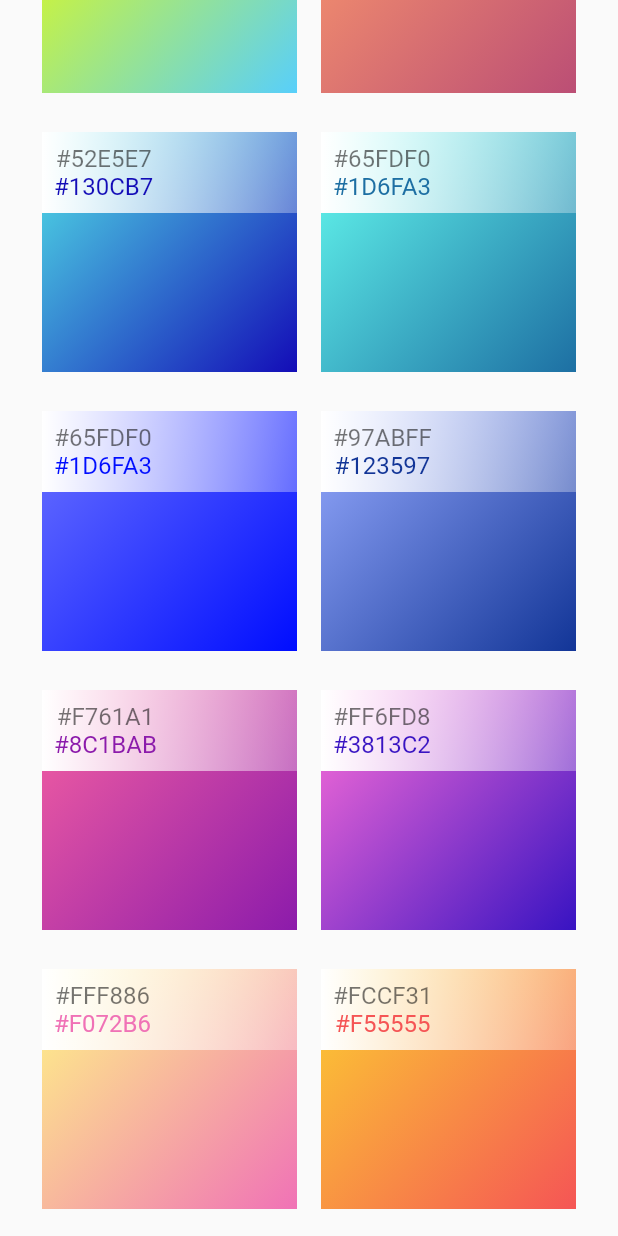
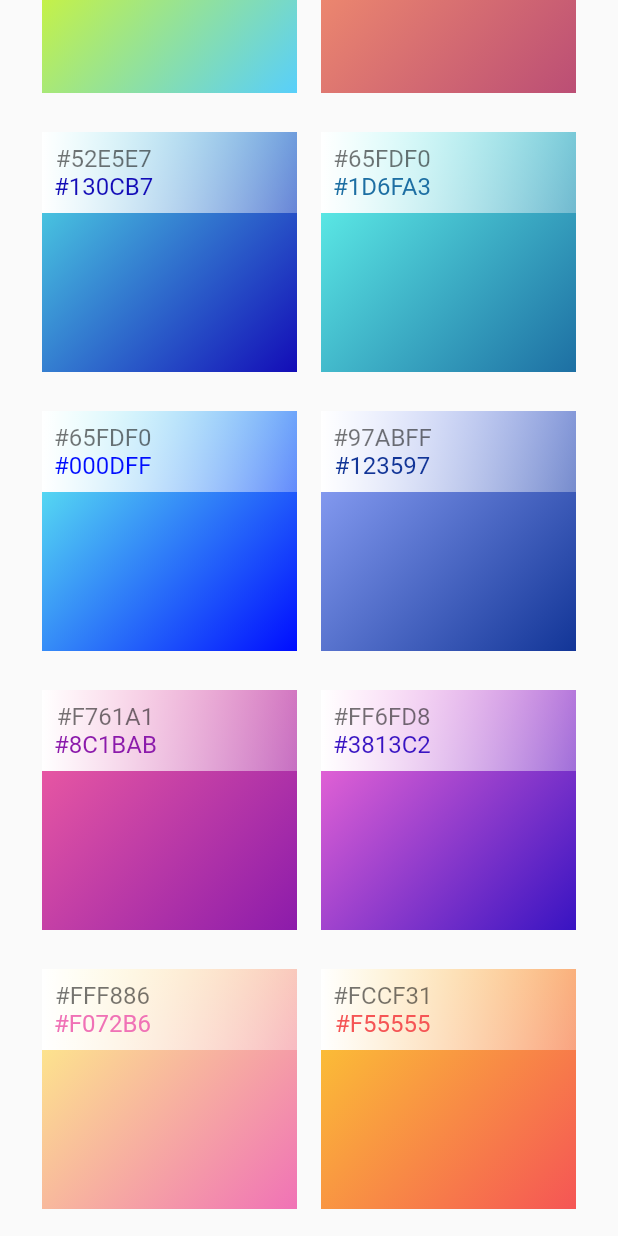
Before and after one commit to theindianappguy/gradientbazaar, a Flutter app: the screen it shows after launch, scrolled down 2304 dp, on a phone screen of 412 x 824 dp. Run offline on Flutter 3.47's test engine with Material 2 defaults, Android fonts, the phone set to English and light mode, and no system bars; missing offline and left inert: dart:html.

Commit message:
Updated Bazaar

```diff
--- a/lib/data/gradients_data.dart
+++ b/lib/data/gradients_data.dart
@@ -7,445 +7,347 @@ List<GradientModel> getGradients(){
   GradientModel gradientModel = new GradientModel();
 
   //1
-  gradientModel.setTopColor(color: Color(0xffFDEB71));
-  gradientModel.setBottomColor(color: Color(0xffF8D800));
-  gradientModel.setTopColorCode(colorCode: "#FDEB71");
-  gradientModel.setBottomColorCode(colorCode: "#F8D800");
+  gradientModel.setTopColorAndCode(colorCode: "#FDEB71");
+  gradientModel.setBottomColorAndCode(colorCode: "#F8D800");
   gradients.add(gradientModel);
 
   gradientModel = new GradientModel();
 
   //2
-  gradientModel.setTopColor(color: Color(0xffABDCFF));
-  gradientModel.setBottomColor(color: Color(0xff0396FF));
-  gradientModel.setTopColorCode(colorCode: "#ABDCFF");
-  gradientModel.setBottomColorCode(colorCode: "#0396FF");
+  gradientModel.setTopColorAndCode(colorCode: "#ABDCFF");
+  gradientModel.setBottomColorAndCode(colorCode: "#0396FF");
   gradients.add(gradientModel);
 
   gradientModel = new GradientModel();
 
   //3
-  gradientModel.setTopColor(color: Color(0xffFEB692));
-  gradientModel.setBottomColor(color: Color(0xffEA5455));
-  gradientModel.setTopColorCode(colorCode: "#FEB692");
-  gradientModel.setBottomColorCode(colorCode: "#EA5455");
+  gradientModel.setTopColorAndCode(colorCode: "#FEB692");
+  gradientModel.setBottomColorAndCode(colorCode: "#EA5455");
   gradients.add(gradientModel);
 
   gradientModel = new GradientModel();
 
   //4
-  gradientModel.setTopColor(color: Color(0xffCE9FFC));
-  gradientModel.setBottomColor(color: Color(0xff7367F0));
-  gradientModel.setTopColorCode(colorCode: "#CE9FFC");
-  gradientModel.setBottomColorCode(colorCode: "#7367F0");
+  gradientModel.setTopColorAndCode(colorCode: "#CE9FFC");
+  gradientModel.setBottomColorAndCode(colorCode: "#7367F0");
   gradients.add(gradientModel);
 
   gradientModel = new GradientModel();
 
   //5
-  gradientModel.setTopColor(color: Color(0xff90F7EC));
-  gradientModel.setBottomColor(color: Color(0xff32CCBC));
-  gradientModel.setTopColorCode(colorCode: "#90F7EC");
-  gradientModel.setBottomColorCode(colorCode: "#32CCBC");
+  gradientModel.setTopColorAndCode(colorCode: "#90F7EC");
+  gradientModel.setBottomColorAndCode(colorCode: "#32CCBC");
   gradients.add(gradientModel);
 
   gradientModel = new GradientModel();
 
   //6
-  gradientModel.setTopColor(color: Color(0xffFFF6B7));
-  gradientModel.setBottomColor(color: Color(0xffF6416C));
-  gradientModel.setTopColorCode(colorCode: "#FFF6B7");
-  gradientModel.setBottomColorCode(colorCode: "#F6416C");
+  gradientModel.setTopColorAndCode(colorCode: "#FFF6B7");
+  gradientModel.setBottomColorAndCode(colorCode: "#F6416C");
   gradients.add(gradientModel);
 
   gradientModel = new GradientModel();
 
   //7
-  gradientModel.setTopColor(color: Color(0xff81FBB8));
-  gradientModel.setBottomColor(color: Color(0xff28C76F));
-  gradientModel.setTopColorCode(colorCode: "#81FBB8");
-  gradientModel.setBottomColorCode(colorCode: "#28C76F");
+  gradientModel.setTopColorAndCode(colorCode: "#81FBB8");
+  gradientModel.setBottomColorAndCode(colorCode: "#28C76F");
   gradients.add(gradientModel);
 
   gradientModel = new GradientModel();
 
   //8
-  gradientModel.setTopColor(color: Color(0xffE2B0FF));
-  gradientModel.setBottomColor(color: Color(0xff9F44D3));
-  gradientModel.setTopColorCode(colorCode: "#E2B0FF");
-  gradientModel.setBottomColorCode(colorCode: "#9F44D3");
+  gradientModel.setTopColorAndCode(colorCode: "#E2B0FF");
+  gradientModel.setBottomColorAndCode(colorCode: "#9F44D3");
   gradients.add(gradientModel);
 
   gradientModel = new GradientModel();
 
   //9
-  gradientModel.setTopColor(color: Color(0xffFCCF31));
-  gradientModel.setBottomColor(color: Color(0xffF55555));
-  gradientModel.setTopColorCode(colorCode: "#FCCF31");
-  gradientModel.setBottomColorCode(colorCode: "#F55555");
+  gradientModel.setTopColorAndCode(colorCode: "#FCCF31");
+  gradientModel.setBottomColorAndCode(colorCode: "#F55555");
   gradients.add(gradientModel);
 
   gradientModel = new GradientModel();
 
   //10
-  gradientModel.setTopColor(color: Color(0xffF761A1));
-  gradientModel.setBottomColor(color: Color(0xff8C1BAB));
-  gradientModel.setTopColorCode(colorCode: "#F761A1");
-  gradientModel.setBottomColorCode(colorCode: "#8C1BAB");
+  gradientModel.setTopColorAndCode(colorCode: "#F761A1");
+  gradientModel.setBottomColorAndCode(colorCode: "#8C1BAB");
   gradients.add(gradientModel);
 
   gradientModel = new GradientModel();
 
   //11
-  gradientModel.setTopColor(color: Color(0xffFCCF31));
-  gradientModel.setBottomColor(color: Color(0xffF55555));
-  gradientModel.setTopColorCode(colorCode: "#FCCF31");
-  gradientModel.setBottomColorCode(colorCode: "#F55555");
+  gradientModel.setTopColorAndCode(colorCode: "#FCCF31");
+  gradientModel.setBottomColorAndCode(colorCode: "#F55555");
   gradients.add(gradientModel);
 
   gradientModel = new GradientModel();
 
   //12
-  gradientModel.setTopColor(color: Color(0xffF761A1));
-  gradientModel.setBottomColor(color: Color(0xff8C1BAB));
-  gradientModel.setTopColorCode(colorCode: "#ABDCFF");
-  gradientModel.setBottomColorCode(colorCode: "#8C1BAB");
+  gradientModel.setTopColorAndCode(colorCode: "#F761A1");
+  gradientModel.setBottomColorAndCode(colorCode: "#8C1BAB");
   gradients.add(gradientModel);
 
   gradientModel = new GradientModel();
 
   //13
-  gradientModel.setTopColor(color: Color(0xff43CBFF));
-  gradientModel.setBottomColor(color: Color(0xff9708CC));
-  gradientModel.setTopColorCode(colorCode: "#43CBFF");
-  gradientModel.setBottomColorCode(colorCode: "#9708CC");
+  gradientModel.setTopColorAndCode(colorCode: "#43CBFF");
+  gradientModel.setBottomColorAndCode(colorCode: "#9708CC");
   gradients.add(gradientModel);
 
   gradientModel = new GradientModel();
 
   //14
-  gradientModel.setTopColor(color: Color(0xff5EFCE8));
-  gradientModel.setBottomColor(color: Color(0xff736EFE));
-  gradientModel.setTopColorCode(colorCode: "#5EFCE8");
-  gradientModel.setBottomColorCode(colorCode: "#736EFE");
+  gradientModel.setTopColorAndCode(colorCode: "#5EFCE8");
+  gradientModel.setBottomColorAndCode(colorCode: "#736EFE");
   gradients.add(gradientModel);
 
   gradientModel = new GradientModel();
 
   //15
-  gradientModel.setTopColor(color: Color(0xffFAD7A1));
-  gradientModel.setBottomColor(color: Color(0xffE96D71));
-  gradientModel.setTopColorCode(colorCode: "#90F7EC");
-  gradientModel.setBottomColorCode(colorCode: "#32CCBC");
+  gradientModel.setTopColorAndCode(colorCode: "#FAD7A1");
+  gradientModel.setBottomColorAndCode(colorCode: "#E96D71");
   gradients.add(gradientModel);
 
   gradientModel = new GradientModel();
 
   //16
-  gradientModel.setTopColor(color: Color(0xffFEC163));
-  gradientModel.setBottomColor(color: Color(0xffDE4313));
-  gradientModel.setTopColorCode(colorCode: "#FEC163");
-  gradientModel.setBottomColorCode(colorCode: "#DE4313");
+  gradientModel.setTopColorAndCode(colorCode: "#FEC163");
+  gradientModel.setBottomColorAndCode(colorCode: "#DE4313");
   gradients.add(gradientModel);
 
   gradientModel = new GradientModel();
 
   //17
-  gradientModel.setTopColor(color: Color(0xffF6CEEC));
-  gradientModel.setBottomColor(color: Color(0xffD939CD));
-  gradientModel.setTopColorCode(colorCode: "#F6CEEC");
-  gradientModel.setBottomColorCode(colorCode: "#D939CD");
+  gradientModel.setTopColorAndCode(colorCode: "#F6CEEC");
+  gradientModel.setBottomColorAndCode(colorCode: "#D939CD");
   gradients.add(gradientModel);
 
   gradientModel = new GradientModel();
 
   //18
-  gradientModel.setTopColor(color: Color(0xff52E5E7));
-  gradientModel.setBottomColor(color: Color(0xff130CB7));
-  gradientModel.setTopColorCode(colorCode: "#52E5E7");
-  gradientModel.setBottomColorCode(colorCode: "#130CB7");
+  gradientModel.setTopColorAndCode(colorCode: "#52E5E7");
+  gradientModel.setBottomColorAndCode(colorCode: "#130CB7");
   gradients.add(gradientModel);
 
   gradientModel = new GradientModel();
 
   //19
-  gradientModel.setTopColor(color: Color(0xffEECE13));
-  gradientModel.setBottomColor(color: Color(0xffB210FF));
-  gradientModel.setTopColorCode(colorCode: "#EECE13");
-  gradientModel.setBottomColorCode(colorCode: "#B210FF");
+  gradientModel.setTopColorAndCode(colorCode: "#EECE13");
+  gradientModel.setBottomColorAndCode(colorCode: "#B210FF");
   gradients.add(gradientModel);
 
   gradientModel = new GradientModel();
 
   //20
-  gradientModel.setTopColor(color: Color(0xff79F1A4));
-  gradientModel.setBottomColor(color: Color(0xff0E5CAD));
-  gradientModel.setTopColorCode(colorCode: "#79F1A4");
-  gradientModel.setBottomColorCode(colorCode: "#0E5CAD");
+  gradientModel.setTopColorAndCode(colorCode: "#79F1A4");
+  gradientModel.setBottomColorAndCode(colorCode: "#0E5CAD");
   gradients.add(gradientModel);
 
   gradientModel = new GradientModel();
 
   //21
-  gradientModel.setTopColor(color: Color(0xffFDD819));
-  gradientModel.setBottomColor(color: Color(0xffE80505));
-  gradientModel.setTopColorCode(colorCode: "#FDD819");
-  gradientModel.setBottomColorCode(colorCode: "#E80505");
+  gradientModel.setTopColorAndCode(colorCode: "#FDD819");
+  gradientModel.setBottomColorAndCode(colorCode: "#E80505");
   gradients.add(gradientModel);
 
   gradientModel = new GradientModel();
 
   //22
-  gradientModel.setTopColor(color: Color(0xffFFF3B0));
-  gradientModel.setBottomColor(color: Color(0xffCA26FF));
-  gradientModel.setTopColorCode(colorCode: "#FFF3B0");
-  gradientModel.setBottomColorCode(colorCode: "#CA26FF");
+  gradientModel.setTopColorAndCode(colorCode: "#FFF3B0");
+  gradientModel.setBottomColorAndCode(colorCode: "#CA26FF");
   gradients.add(gradientModel);
 
   gradientModel = new GradientModel();
 
   //23
-  gradientModel.setTopColor(color: Color(0xff2AFADF));
-  gradientModel.setBottomColor(color: Color(0xff4C83FF));
-  gradientModel.setTopColorCode(colorCode: "#2AFADF");
-  gradientModel.setBottomColorCode(colorCode: "#4C83FF");
+  gradientModel.setTopColorAndCode(colorCode: "#2AFADF");
+  gradientModel.setBottomColorAndCode(colorCode: "#4C83FF");
   gradients.add(gradientModel);
 
   gradientModel = new GradientModel();
 
   //23
-  gradientModel.setTopColor(color: Color(0xffFFF886));
-  gradientModel.setBottomColor(color: Color(0xffF072B6));
-  gradientModel.setTopColorCode(colorCode: "#FFF886");
-  gradientModel.setBottomColorCode(colorCode: "#F072B6");
+  gradientModel.setTopColorAndCode(colorCode: "#FFF886");
+  gradientModel.setBottomColorAndCode(colorCode: "#F072B6");
   gradients.add(gradientModel);
 
   gradientModel = new GradientModel();
 
   //23
-  gradientModel.setTopColor(color: Color(0xff97ABFF));
-  gradientModel.setBottomColor(color: Color(0xff123597));
-  gradientModel.setTopColorCode(colorCode: "#97ABFF");
-  gradientModel.setBottomColorCode(colorCode: "#123597");
+  gradientModel.setTopColorAndCode(colorCode: "#97ABFF");
+  gradientModel.setBottomColorAndCode(colorCode: "#123597");
   gradients.add(gradientModel);
 
   gradientModel = new GradientModel();
 
   //24
-  gradientModel.setTopColor(color: Color(0xffF5CBFF));
-  gradientModel.setBottomColor(color: Color(0xffC346C2));
-  gradientModel.setTopColorCode(colorCode: "#F5CBFF");
-  gradientModel.setBottomColorCode(colorCode: "#C346C2");
+  gradientModel.setTopColorAndCode(colorCode: "#F5CBFF");
+  gradientModel.setBottomColorAndCode(colorCode: "#C346C2");
   gradients.add(gradientModel);
 
   gradientModel = new GradientModel();
 
   //25
-  gradientModel.setTopColor(color: Color(0xffFFF720));
-  gradientModel.setBottomColor(color: Color(0xff3CD500));
-  gradientModel.setTopColorCode(colorCode: "#FFF720");
-  gradientModel.setBottomColorCode(colorCode: "#3CD500");
+  gradientModel.setTopColorAndCode(colorCode: "#FFF720");
+  gradientModel.setBottomColorAndCode(colorCode: "#3CD500");
   gradients.add(gradientModel);
 
   gradientModel = new GradientModel();
 
   //26
-  gradientModel.setTopColor(color: Color(0xffFF6FD8));
-  gradientModel.setBottomColor(color: Color(0xff3813C2));
-  gradientModel.setTopColorCode(colorCode: "#FF6FD8");
-  gradientModel.setBottomColorCode(colorCode: "#3813C2");
+  gradientModel.setTopColorAndCode(colorCode: "#FF6FD8");
+  gradientModel.setBottomColorAndCode(colorCode: "#3813C2");
   gradients.add(gradientModel);
 
   gradientModel = new GradientModel();
 
   //27
-  gradientModel.setTopColor(color: Color(0xffEE9AE5));
-  gradientModel.setBottomColor(color: Color(0xff5961F9));
-  gradientModel.setTopColorCode(colorCode: "#EE9AE5");
-  gradientModel.setBottomColorCode(colorCode: "#5961F9");
+  gradientModel.setTopColorAndCode(colorCode: "#EE9AE5");
+  gradientModel.setBottomColorAndCode(colorCode: "#5961F9");
   gradients.add(gradientModel);
 
   gradientModel = new GradientModel();
 
 
   //27
-  gradientModel.setTopColor(color: Color(0xffFFD3A5));
-  gradientModel.setBottomColor(color: Color(0xffFD6585));
-  gradientModel.setTopColorCode(colorCode: "#FFD3A5");
-  gradientModel.setBottomColorCode(colorCode: "#FD6585");
+  gradientModel.setTopColorAndCode(colorCode: "#FFD3A5");
+  gradientModel.setBottomColorAndCode(colorCode: "#FD6585");
   gradients.add(gradientModel);
 
   gradientModel = new GradientModel();
 
   //28
-  gradientModel.setTopColor(color: Color(0xffC2FFD8));
-  gradientModel.setBottomColor(color: Color(0xff465EFB));
-  gradientModel.setTopColorCode(colorCode: "#C2FFD8");
-  gradientModel.setBottomColorCode(colorCode: "#465EFB");
+  gradientModel.setTopColorAndCode(colorCode: "#C2FFD8");
+  gradientModel.setBottomColorAndCode(colorCode: "#465EFB");
   gradients.add(gradientModel);
 
   gradientModel = new GradientModel();
 
   //29
-  gradientModel.setTopColor(color: Color(0xffFD6E6A));
-  gradientModel.setBottomColor(color: Color(0xffFFC600));
-  gradientModel.setTopColorCode(colorCode: "#FD6E6A");
-  gradientModel.setBottomColorCode(colorCode: "#FFC600");
+  gradientModel.setTopColorAndCode(colorCode: "#FD6E6A");
+  gradientModel.setBottomColorAndCode(colorCode: "#FFC600");
   gradients.add(gradientModel);
 
   gradientModel = new GradientModel();
 
   //30
-  gradientModel.setTopColor(color: Color(0xff65FDF0));
-  gradientModel.setBottomColor(color: Color(0xff1D6FA3));
-  gradientModel.setTopColorCode(colorCode: "#65FDF0");
-  gradientModel.setBottomColorCode(colorCode: "#1D6FA3");
+  gradientModel.setTopColorAndCode(colorCode: "#65FDF0");
+  gradientModel.setBottomColorAndCode(colorCode: "#1D6FA3");
   gradients.add(gradientModel);
 
   gradientModel = new GradientModel();
 
   //31
-  gradientModel.setTopColor(color: Color(0xff6B73FF));
-  gradientModel.setBottomColor(color: Color(0xff000DFF));
-  gradientModel.setTopColorCode(colorCode: "#65FDF0");
-  gradientModel.setBottomColorCode(colorCode: "#1D6FA3");
+  gradientModel.setTopColorAndCode(colorCode: "#65FDF0");
+  gradientModel.setBottomColorAndCode(colorCode: "#000DFF");
   gradients.add(gradientModel);
 
   gradientModel = new GradientModel();
 
   //32
-  gradientModel.setTopColor(color: Color(0xffFF7AF5));
-  gradientModel.setBottomColor(color: Color(0xff513162));
-  gradientModel.setTopColorCode(colorCode: "#FF7AF5");
-  gradientModel.setBottomColorCode(colorCode: "#513162");
+  gradientModel.setTopColorAndCode(colorCode: "#FF7AF5");
+  gradientModel.setBottomColorAndCode(colorCode: "#513162");
   gradients.add(gradientModel);
 
   gradientModel = new GradientModel();
 
   //33
-  gradientModel.setTopColor(color: Color(0xffF0FF00));
-  gradientModel.setBottomColor(color: Color(0xff58CFFB));
-  gradientModel.setTopColorCode(colorCode: "#F0FF00");
-  gradientModel.setBottomColorCode(colorCode: "#58CFFB");
+  gradientModel.setTopColorAndCode(colorCode: "#F0FF00");
+  gradientModel.setBottomColorAndCode(colorCode: "#58CFFB");
   gradients.add(gradientModel);
 
   gradientModel = new GradientModel();
 
   //34
-  gradientModel.setTopColor(color: Color(0xffFFE985));
-  gradientModel.setBottomColor(color: Color(0xff58CFFB));
-  gradientModel.setTopColorCode(colorCode: "#FFE985");
-  gradientModel.setBottomColorCode(colorCode: "#FA742B");
+  gradientModel.setTopColorAndCode(colorCode: "#FFE985");
+  gradientModel.setBottomColorAndCode(colorCode: "#58CFFB");
   gradients.add(gradientModel);
 
   gradientModel = new GradientModel();
 
   //35
-  gradientModel.setTopColor(color: Color(0xffFFAA85));
-  gradientModel.setBottomColor(color: Color(0xffB3315F));
-  gradientModel.setTopColorCode(colorCode: "#FFAA85");
-  gradientModel.setBottomColorCode(colorCode: "#B3315F");
+  gradientModel.setTopColorAndCode(colorCode: "#FFAA85");
+  gradientModel.setBottomColorAndCode(colorCode: "#B3315F");
   gradients.add(gradientModel);
 
   gradientModel = new GradientModel();
 
   //36
-  gradientModel.setTopColor(color: Color(0xff72EDF2));
-  gradientModel.setBottomColor(color: Color(0xff5151E5));
-  gradientModel.setTopColorCode(colorCode: "#72EDF2");
-  gradientModel.setBottomColorCode(colorCode: "#5151E5");
+  gradientModel.setTopColorAndCode(colorCode: "#72EDF2");
+  gradientModel.setBottomColorAndCode(colorCode: "#5151E5");
   gradients.add(gradientModel);
 
   gradientModel = new GradientModel();
 
   //37
-  gradientModel.setTopColor(color: Color(0xffFF9D6C));
-  gradientModel.setBottomColor(color: Color(0xffBB4E75));
-  gradientModel.setTopColorCode(colorCode: "#FF9D6C");
-  gradientModel.setBottomColorCode(colorCode: "#BB4E75");
+  gradientModel.setTopColorAndCode(colorCode: "#FF9D6C");
+  gradientModel.setBottomColorAndCode(colorCode: "#BB4E75");
   gradients.add(gradientModel);
 
   gradientModel = new GradientModel();
 
   //38
-  gradientModel.setTopColor(color: Color(0xffF6D242));
-  gradientModel.setBottomColor(color: Color(0xffFF52E5));
-  gradientModel.setTopColorCode(colorCode: "#F6D242");
-  gradientModel.setBottomColorCode(colorCode: "#FF52E5");
+  gradientModel.setTopColorAndCode(colorCode: "#F6D242");
+  gradientModel.setBottomColorAndCode(colorCode: "#FF52E5");
   gradients.add(gradientModel);
 
   gradientModel = new GradientModel();
 
   //39
-  gradientModel.setTopColor(color: Color(0xff69FF97));
-  gradientModel.setBottomColor(color: Color(0xff00E4FF));
-  gradientModel.setTopColorCode(colorCode: "#69FF97");
-  gradientModel.setBottomColorCode(colorCode: "#00E4FF");
+  gradientModel.setTopColorAndCode(colorCode: "#69FF97");
+  gradientModel.setBottomColorAndCode(colorCode: "#00E4FF");
   gradients.add(gradientModel);
 
   gradientModel = new GradientModel();
 
   //40
-  gradientModel.setTopColor(color: Color(0xff3B2667));
-  gradientModel.setBottomColor(color: Color(0xffBC78EC));
-  gradientModel.setTopColorCode(colorCode: "#3B2667");
-  gradientModel.setBottomColorCode(colorCode: "#BC78EC");
+  gradientModel.setTopColorAndCode(colorCode: "#3B2667");
+  gradientModel.setBottomColorAndCode(colorCode: "#BC78EC");
   gradients.add(gradientModel);
 
   gradientModel = new GradientModel();
 
 
   //41
-  gradientModel.setTopColor(color: Color(0xff70F570));
-  gradientModel.setBottomColor(color: Color(0xff49C628));
-  gradientModel.setTopColorCode(colorCode: "#70F570");
-  gradientModel.setBottomColorCode(colorCode: "#49C628");
+  gradientModel.setTopColorAndCode(colorCode: "#70F570");
+  gradientModel.setBottomColorAndCode(colorCode: "#49C628");
   gradients.add(gradientModel);
 
   gradientModel = new GradientModel();
 
   //42
-  gradientModel.setTopColor(color: Color(0xff3C8CE7));
-  gradientModel.setBottomColor(color: Color(0xff00EAFF));
-  gradientModel.setTopColorCode(colorCode: "#3C8CE7");
-  gradientModel.setBottomColorCode(colorCode: "#00EAFF");
+  gradientModel.setTopColorAndCode(colorCode: "#3C8CE7");
+  gradientModel.setBottomColorAndCode(colorCode: "#00EAFF");
   gradients.add(gradientModel);
 
   gradientModel = new GradientModel();
 
   //43
-  gradientModel.setTopColor(color: Color(0xffFFA8A8));
-  gradientModel.setBottomColor(color: Color(0xffFCFF00));
-  gradientModel.setTopColorCode(colorCode: "#FFA8A8");
-  gradientModel.setBottomColorCode(colorCode: "#FCFF00");
+  gradientModel.setTopColorAndCode(colorCode: "#FFA8A8");
+  gradientModel.setBottomColorAndCode(colorCode: "#FCFF00");
   gradients.add(gradientModel);
 
   gradientModel = new GradientModel();
 
   //44
-  gradientModel.setTopColor(color: Color(0xffFF96F9));
-  gradientModel.setBottomColor(color: Color(0xffC32BAC));
-  gradientModel.setTopColorCode(colorCode: "#FF96F9");
-  gradientModel.setBottomColorCode(colorCode: "#C32BAC");
+  gradientModel.setTopColorAndCode(colorCode: "#FF96F9");
+  gradientModel.setBottomColorAndCode(colorCode: "#C32BAC");
   gradients.add(gradientModel);
 
   gradientModel = new GradientModel();
 
   //45
-  gradientModel.setTopColor(color: Color(0xff9FA4C4));
-  gradientModel.setBottomColor(color: Color(0xffB3CDD1));
-  gradientModel.setTopColorCode(colorCode: "#9FA4C4");
-  gradientModel.setBottomColorCode(colorCode: "#B3CDD1");
+  gradientModel.setTopColorAndCode(colorCode: "#9FA4C4");
+  gradientModel.setBottomColorAndCode(colorCode: "#B3CDD1");
   gradients.add(gradientModel);
 
   gradientModel = new GradientModel();
 
 
   //46
-  gradientModel.setTopColor(color: Color(0xff3EADCF));
-  gradientModel.setBottomColor(color: Color(0xffABE9CD));
-  gradientModel.setTopColorCode(colorCode: "#3EADCF");
-  gradientModel.setBottomColorCode(colorCode: "#ABE9CD");
+  gradientModel.setTopColorAndCode(colorCode: "#3EADCF");
+  gradientModel.setBottomColorAndCode(colorCode: "#ABE9CD");
   gradients.add(gradientModel);
 
   gradientModel = new GradientModel();
--- a/lib/home.dart
+++ b/lib/home.dart
@@ -192,7 +192,8 @@ class _HomeState extends State<Home> {
                   Padding(
                     padding: EdgeInsets.symmetric(vertical: 40, horizontal: 20),
                     child: GridView(
-                      shrinkWrap: true,physics: ClampingScrollPhysics(),
+                      shrinkWrap: true,
+                      physics: ClampingScrollPhysics(),
                       scrollDirection: Axis.vertical,
                       gridDelegate: SliverGridDelegateWithMaxCrossAxisExtent(
                           mainAxisSpacing: 0.0, maxCrossAxisExtent: 230.0),
--- a/lib/model/gradient.dart
+++ b/lib/model/gradient.dart
@@ -13,20 +13,15 @@ class GradientModel{
         this.topColorCode,
         this.bottomColorCode});
 
-  setTopColor({Color color}){
-    topColor = color;
+
+  setTopColorAndCode({String colorCode}){
+    topColorCode = colorCode;
+    topColor = hexToColor(colorCode);
   }
 
-  setBottomColor({Color color}){
-    bottomColor = color;
-  }
-
-  setTopColorCode({String colorCode}){
-    topColorCode = colorCode;
-  }
-
-  setBottomColorCode({String colorCode}){
+  setBottomColorAndCode({String colorCode}){
     bottomColorCode = colorCode;
+    bottomColor = hexToColor(colorCode);
   }
 
   Color getTopColor(){
@@ -45,3 +40,9 @@ class GradientModel{
     return bottomColorCode;
   }
 }
+
+Color hexToColor(String hexcode){
+  hexcode = hexcode.replaceAll("#", "");
+  int intColorCode = int.parse("0xff"+hexcode);
+  return Color(intColorCode);
+}
```
